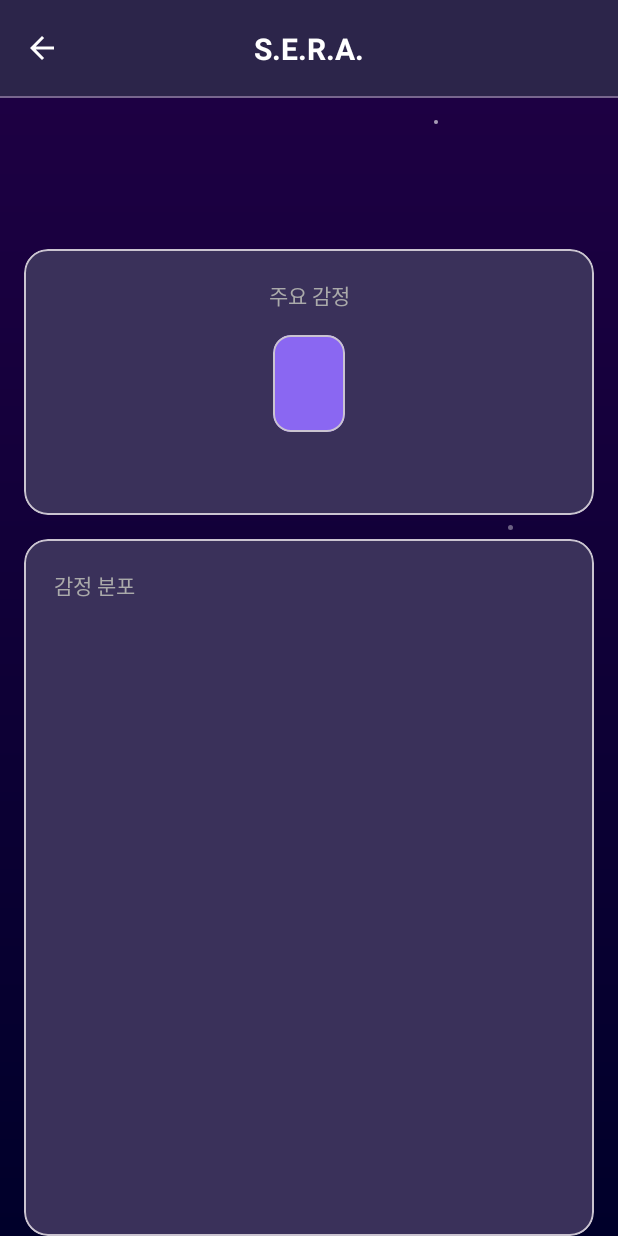
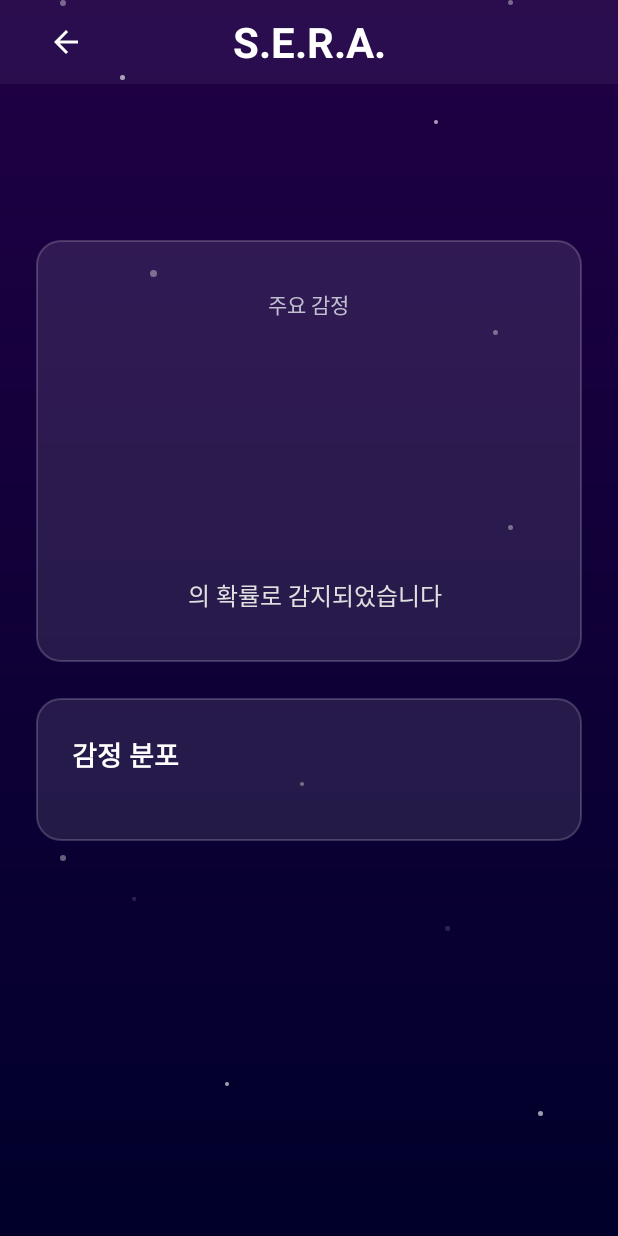
Before and after one commit to yabisinsa/SERA_software_team_project_2025-10-10, an Android app: the DetailAnalysisActivity screen opened directly, with no data from a screen before it, on a phone screen of 412 x 824 dp. Run offline under Robolectric (Android 15) with nearby library versions, the phone set to English and light mode, and no system bars.

Commit message:
2025-11-15 17:13 손영주: "기록 화면 디자인 통일"

```diff
--- a/app/src/main/res/layout/activity_detail_analysis.xml
+++ b/app/src/main/res/layout/activity_detail_analysis.xml
@@ -5,181 +5,179 @@
     xmlns:tools="http://schemas.android.com/tools"
     android:layout_width="match_parent"
     android:layout_height="match_parent"
+    android:background="@drawable/dark_blue_gradient"
     tools:context=".DetailAnalysisActivity">
 
-    <View
-        android:layout_width="match_parent"
-        android:layout_height="match_parent"
-        android:background="@drawable/dark_blue_gradient" />
-
+    <!-- 애니메이션 배경 레이아웃 추가 -->
     <include layout="@layout/background_layout" />
 
+    <com.google.android.material.appbar.AppBarLayout
+        android:id="@+id/detailAppBar"
+        android:layout_width="match_parent"
+        android:layout_height="wrap_content"
+        app:layout_constraintTop_toTopOf="parent"
+        android:background="#0DFFFFFF"
+        app:elevation="0dp"
+        android:theme="@style/Theme.AppCompat.DayNight.DarkActionBar">
         <com.google.android.material.appbar.MaterialToolbar
             android:id="@+id/toolbar"
             android:layout_width="match_parent"
-        android:layout_height="?attr/actionBarSize"
-        android:background="#2C254A"
-        app:elevation="0dp"
-        app:titleTextColor="@android:color/white"
-        app:navigationIcon="@drawable/baseline_arrow_back_24"
-        app:navigationIconTint="@android:color/white"
-        app:layout_constraintTop_toTopOf="parent" />
-
+            android:layout_height="?attr/actionBarSize">
+            <ImageButton
+                android:id="@+id/detailBackButton"
+                android:layout_width="wrap_content"
+                android:layout_height="match_parent"
+                android:src="@drawable/baseline_arrow_back_24"
+                android:background="?attr/selectableItemBackgroundBorderless"
+                android:paddingHorizontal="16dp"
+                android:layout_gravity="start"
+                app:tint="@android:color/white"
+                android:contentDescription="뒤로가기" />
             <TextView
                 android:layout_width="wrap_content"
                 android:layout_height="wrap_content"
                 android:text="S.E.R.A."
                 android:textColor="@android:color/white"
-        android:textSize="20sp"
+                android:textSize="28sp"
                 android:textStyle="bold"
-        app:layout_constraintTop_toTopOf="@id/toolbar"
-        app:layout_constraintBottom_toBottomOf="@id/toolbar"
-        app:layout_constraintStart_toStartOf="@id/toolbar"
-        app:layout_constraintEnd_toEndOf="@id/toolbar" />
+                android:layout_gravity="center" />
+        </com.google.android.material.appbar.MaterialToolbar>
+    </com.google.android.material.appbar.AppBarLayout>
 
-    <View
-        android:id="@+id/toolbar_shadow_divider"
+    <ScrollView
         android:layout_width="match_parent"
-        android:layout_height="1dp"
-        android:background="#66FFFFFF"
-        app:layout_constraintTop_toBottomOf="@id/toolbar" />
+        android:layout_height="0dp"
+        app:layout_constraintTop_toBottomOf="@id/detailAppBar"
+        app:layout_constraintBottom_toBottomOf="parent"
+        android:scrollbars="none"
+        android:paddingTop="24dp"
+        android:clipToPadding="false">
+
+        <LinearLayout
+            android:layout_width="match_parent"
+            android:layout_height="wrap_content"
+            android:orientation="vertical"
+            android:paddingHorizontal="24dp"
+            android:paddingBottom="24dp">
 
             <TextView
                 android:id="@+id/tv_detail_date_title"
                 android:layout_width="wrap_content"
                 android:layout_height="wrap_content"
-        android:layout_marginStart="24dp"
-        android:layout_marginEnd="24dp"
-        android:layout_marginTop="24dp"
                 android:textColor="@android:color/white"
-        android:textSize="22sp"
+                android:textSize="24sp"
                 android:textStyle="bold"
-        app:layout_constraintStart_toStartOf="parent"
-        app:layout_constraintEnd_toEndOf="parent"  app:layout_constraintTop_toBottomOf="@id/toolbar_shadow_divider"
+                android:layout_gravity="center_horizontal"
                 tools:text="2025년 10월 19일의 기록" />
 
             <TextView
                 android:id="@+id/tv_detail_time_subtitle"
                 android:layout_width="wrap_content"
                 android:layout_height="wrap_content"
-        android:layout_marginStart="24dp"
-        android:layout_marginEnd="24dp"
+                android:textColor="#9090A0"
+                android:textSize="14sp"
+                android:layout_gravity="center_horizontal"
                 android:layout_marginTop="4dp"
-        android:textColor="#AAAAAA"
-        android:textSize="14sp"
-        app:layout_constraintStart_toStartOf="parent"
-        app:layout_constraintEnd_toEndOf="parent"  app:layout_constraintTop_toBottomOf="@id/tv_detail_date_title"
+                android:layout_marginBottom="24dp"
                 tools:text="오후 7:30에 분석된 감정 기록입니다" />
 
-    <com.google.android.material.card.MaterialCardView
+            <androidx.cardview.widget.CardView
                 android:id="@+id/card_main_emotion"
                 android:layout_width="match_parent"
                 android:layout_height="wrap_content"
-        android:layout_marginStart="16dp"
-        android:layout_marginEnd="16dp"
-        android:layout_marginTop="24dp"
-        app:cardCornerRadius="16dp"
-        app:cardBackgroundColor="#3A315A"
-        app:layout_constraintTop_toBottomOf="@id/tv_detail_time_subtitle"
-        app:layout_constraintStart_toStartOf="parent"
-        app:layout_constraintEnd_toEndOf="parent">
-
-        <androidx.constraintlayout.widget.ConstraintLayout
+                app:cardElevation="0dp"
+                app:cardBackgroundColor="@android:color/transparent">
+                <LinearLayout
                     android:layout_width="match_parent"
                     android:layout_height="wrap_content"
-            android:padding="20dp">
+                    android:background="@drawable/result_card_dark_bg"
+                    android:orientation="vertical"
+                    android:gravity="center"
+                    android:padding="32dp">
 
                     <TextView
                         android:id="@+id/tv_main_emotion_label"
                         android:layout_width="wrap_content"
                         android:layout_height="wrap_content"
                         android:text="주요 감정"
-                android:textColor="#AAAAAA"
-                android:textSize="14sp"
-                app:layout_constraintStart_toStartOf="parent"
-                app:layout_constraintEnd_toEndOf="parent"
-                app:layout_constraintTop_toTopOf="parent" />
+                        android:textColor="#C0C0D0"
+                        android:textSize="14sp"/>
 
-            <com.google.android.material.card.MaterialCardView
+                    <androidx.cardview.widget.CardView
                         android:id="@+id/card_emotion_chip"
                         android:layout_width="wrap_content"
                         android:layout_height="wrap_content"
-                android:layout_marginTop="16dp"
-                app:cardCornerRadius="12dp"
-                app:cardBackgroundColor="#8A67F2"
                         app:cardElevation="0dp"
-                app:layout_constraintTop_toBottomOf="@id/tv_main_emotion_label"
-                app:layout_constraintStart_toStartOf="parent"
-                app:layout_constraintEnd_toEndOf="parent">
-
+                        android:layout_gravity="center"
+                        android:layout_marginVertical="20dp"
+                        app:cardBackgroundColor="@android:color/transparent"
+                        app:cardCornerRadius="16dp">
                         <TextView
                             android:id="@+id/tv_main_emotion"
                             android:layout_width="wrap_content"
                             android:layout_height="wrap_content"
-                    android:paddingStart="24dp"
-                    android:paddingTop="12dp"
-                    android:paddingEnd="24dp"
-                    android:paddingBottom="12dp"
+                            android:paddingVertical="32dp"
+                            android:paddingHorizontal="48dp"
+                            android:gravity="center"
+                            android:textStyle="bold"
+                            android:textSize="48sp"
                             android:textColor="@android:color/white"
-                    android:textSize="30sp"
-                    android:textStyle="bold"
-                    tools:text="기쁨" />
-            </com.google.android.material.card.MaterialCardView>
+                            tools:text="슬픔" />
+                    </androidx.cardview.widget.CardView>
 
+                    <LinearLayout
+                        android:layout_width="wrap_content"
+                        android:layout_height="wrap_content"
+                        android:orientation="horizontal">
                         <TextView
                             android:id="@+id/tv_main_emotion_probability"
                             android:layout_width="wrap_content"
                             android:layout_height="wrap_content"
-                android:layout_marginTop="16dp"
-                android:textColor="#CCCCCC"
-                android:textSize="14sp"
-                app:layout_constraintTop_toBottomOf="@id/card_emotion_chip"
-                app:layout_constraintStart_toStartOf="parent"
-                app:layout_constraintEnd_toEndOf="parent"
-                tools:text="75%의 확률로 감지되었습니다" />
+                            tools:text="62%"
+                            android:textColor="@android:color/white"
+                            android:textSize="20sp"
+                            android:textStyle="bold" />
 
-        </androidx.constraintlayout.widget.ConstraintLayout>
-    </com.google.android.material.card.MaterialCardView>
+                        <TextView
+                            android:layout_width="wrap_content"
+                            android:layout_height="wrap_content"
+                            android:text=" 의 확률로 감지되었습니다"
+                            android:textColor="#E0E0E0"
+                            android:textSize="16sp"
+                            android:layout_marginStart="4dp"/>
+                    </LinearLayout>
+                </LinearLayout>
+            </androidx.cardview.widget.CardView>
 
-    <com.google.android.material.card.MaterialCardView
+
+            <LinearLayout
                 android:id="@+id/card_emotion_distribution"
                 android:layout_width="match_parent"
-        android:layout_height="0dp" android:layout_marginStart="16dp"
-        android:layout_marginEnd="16dp"
-        android:layout_marginTop="16dp"
-        app:cardCornerRadius="16dp"
-        app:cardBackgroundColor="#3A315A"
-        app:layout_constraintTop_toBottomOf="@id/card_main_emotion"
-        app:layout_constraintBottom_toBottomOf="parent" app:layout_constraintStart_toStartOf="parent"
-        app:layout_constraintEnd_toEndOf="parent">
-
-        <androidx.constraintlayout.widget.ConstraintLayout
-            android:layout_width="match_parent"
-            android:layout_height="match_parent" android:padding="20dp">
+                android:layout_height="wrap_content"
+                android:orientation="vertical"
+                android:background="@drawable/result_card_dark_bg"
+                android:layout_marginTop="24dp"
+                android:padding="24dp"
+                android:layout_marginBottom="24dp">
 
                 <TextView
                     android:id="@+id/tv_distribution_label"
                     android:layout_width="wrap_content"
                     android:layout_height="wrap_content"
                     android:text="감정 분포"
-                android:textColor="#AAAAAA"
-                android:textSize="14sp"
-                app:layout_constraintStart_toStartOf="parent"
-                app:layout_constraintTop_toTopOf="parent" />
+                    android:textColor="@android:color/white"
+                    android:textSize="18sp"
+                    android:textStyle="bold"
+                    android:layout_marginBottom="20dp"/>
 
-            <ScrollView
-                android:layout_width="match_parent"
-                android:layout_height="0dp" android:layout_marginTop="16dp"
-                app:layout_constraintTop_toBottomOf="@id/tv_distribution_label"
-                app:layout_constraintBottom_toBottomOf="parent" > <LinearLayout
+                <LinearLayout
                     android:id="@+id/ll_emotion_bars_container"
                     android:layout_width="match_parent"
                     android:layout_height="wrap_content"
                     android:orientation="vertical" />
+            </LinearLayout>
+
+        </LinearLayout>
     </ScrollView>
 
-
 </androidx.constraintlayout.widget.ConstraintLayout>
-    </com.google.android.material.card.MaterialCardView>
-
-</androidx.constraintlayout.widget.ConstraintLayout>
```
Also changed, not shown: app/src/main/java/com/example/sera/DetailAnalysisActivity.java (+60 -68 lines), app/src/main/java/com/example/sera/HistoryActivity.java (+40 -31 lines), app/src/main/res/layout/activity_history.xml (+43 -31 lines), app/src/main/res/layout/list_item_analysis.xml (+13 -6 lines). Lines whose indentation alone changed are shown as unchanged.
